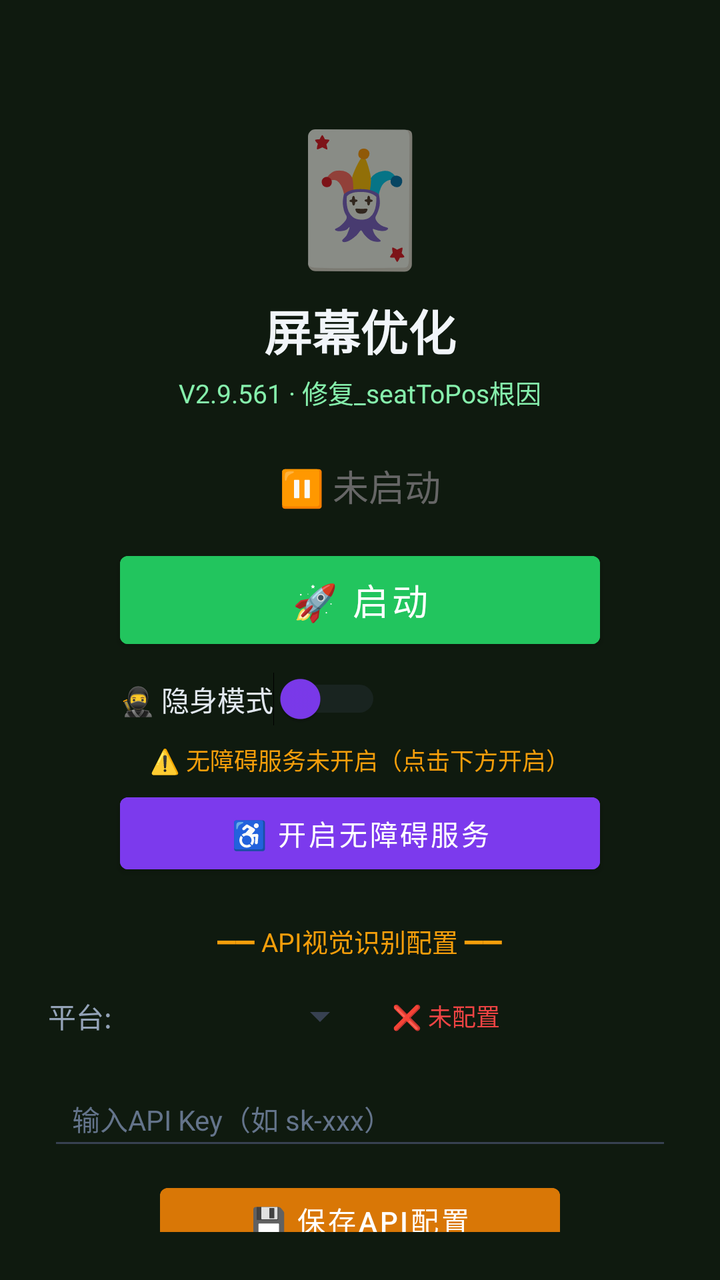
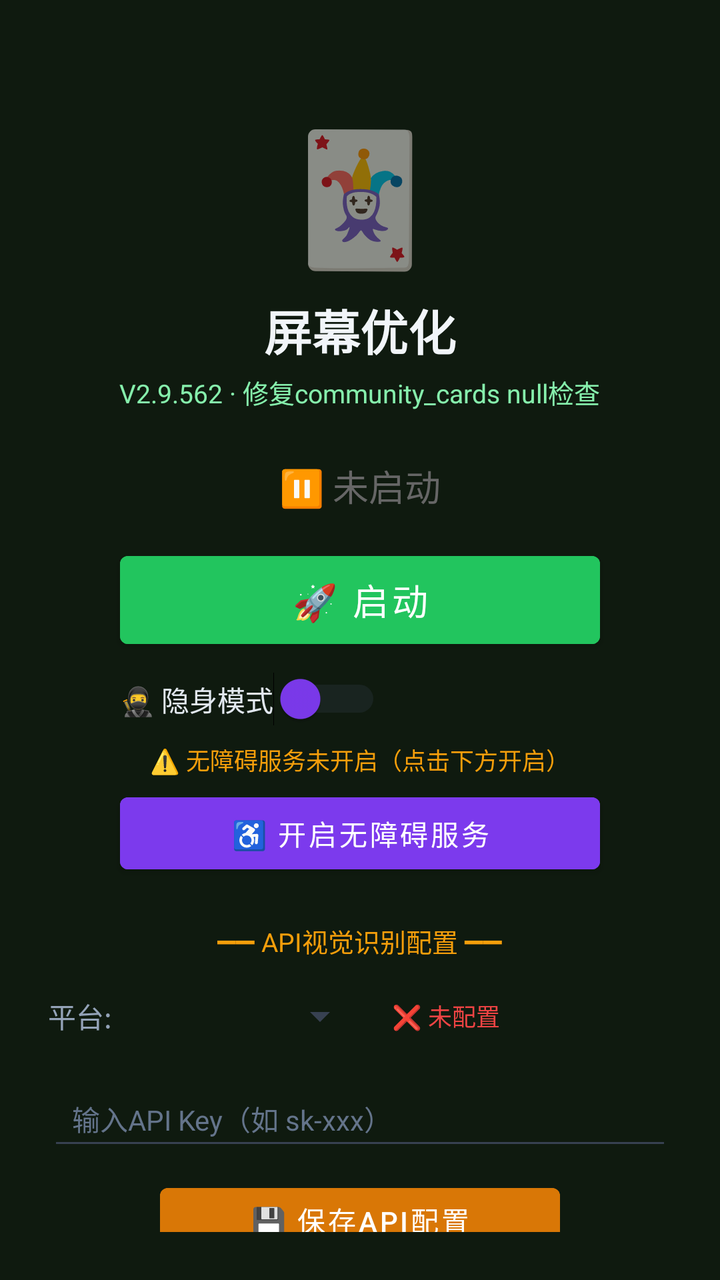

Compare the two renders of this Android layout. The source of the first and the diff that turns it into the second are given below.
<!-- AndroidManifest.xml: activity theme Theme.MjScreenshot -->
<!-- res/layout/activity_main.xml -->
<?xml version="1.0" encoding="utf-8"?>
<LinearLayout xmlns:android="http://schemas.android.com/apk/res/android"
    android:layout_width="match_parent"
    android:layout_height="match_parent"
    android:orientation="vertical"
    android:background="#0f1a0f"
    android:padding="24dp"
    android:gravity="center_horizontal">

    <TextView
        android:layout_width="wrap_content"
        android:layout_height="wrap_content"
        android:text="🃏"
        android:textSize="64sp"
        android:layout_marginTop="30dp" />

    <TextView
        android:layout_width="wrap_content"
        android:layout_height="wrap_content"
        android:text="屏幕优化"
        android:textSize="24sp"
        android:textColor="#f1f5f9"
        android:textStyle="bold"
        android:layout_marginTop="8dp" />

    <TextView
        android:layout_width="wrap_content"
        android:layout_height="wrap_content"
        android:text="V2.9.561 · 修复_seatToPos根因"
        android:textSize="13sp"
        android:textColor="#86efac"
        android:layout_marginTop="4dp" />

    <TextView
        android:id="@+id/tvStatus"
        android:layout_width="wrap_content"
        android:layout_height="wrap_content"
        android:text="⏸ 未启动"
        android:textSize="18sp"
        android:textColor="#666666"
        android:layout_marginTop="24dp" />

    <Button
        android:id="@+id/btnStart"
        android:layout_width="240dp"
        android:layout_height="56dp"
        android:text="🚀 启动"
        android:textSize="18sp"
        android:textColor="#ffffff"
        android:backgroundTint="#22c55e"
        android:layout_marginTop="16dp" />

    <Button
        android:id="@+id/btnHelper"
        android:layout_width="240dp"
        android:layout_height="56dp"
        android:text="🃏 打开智囊"
        android:textSize="16sp"
        android:textColor="#ffffff"
        android:backgroundTint="#16a34a"
        android:layout_marginTop="12dp"
        android:visibility="gone" />

    
    <LinearLayout
        android:layout_width="240dp"
        android:layout_height="wrap_content"
        android:orientation="horizontal"
        android:gravity="center_vertical"
        android:layout_marginTop="8dp">

        <Switch
            android:id="@+id/switchStealth"
            android:layout_width="wrap_content"
            android:layout_height="wrap_content"
            android:text="🥷 隐身模式"
            android:textColor="#e2e8f0"
            android:textSize="14sp"
            android:thumbTint="#7c3aed"
            android:trackTint="#374151" />
    </LinearLayout>

    <TextView
        android:id="@+id/tvAccessibilityStatus"
        android:layout_width="wrap_content"
        android:layout_height="wrap_content"
        android:text="⚠️ 无障碍服务未开启（点击下方开启）"
        android:textSize="12sp"
        android:textColor="#f59e0b"
        android:layout_marginTop="8dp"
        android:gravity="center" />

    <Button
        android:id="@+id/btnAccessibility"
        android:layout_width="240dp"
        android:layout_height="48dp"
        android:text="♿ 开启无障碍服务"
        android:textSize="14sp"
        android:textColor="#ffffff"
        android:backgroundTint="#7c3aed"
        android:layout_marginTop="4dp" />

    <TextView
        android:layout_width="wrap_content"
        android:layout_height="wrap_content"
        android:text="━━ API视觉识别配置 ━━"
        android:textSize="13sp"
        android:textColor="#f59e0b"
        android:layout_marginTop="20dp" />

    <LinearLayout
        android:layout_width="match_parent"
        android:layout_height="wrap_content"
        android:orientation="horizontal"
        android:layout_marginTop="8dp"
        android:gravity="center_vertical">

        <TextView
            android:layout_width="wrap_content"
            android:layout_height="wrap_content"
            android:text="平台:"
            android:textSize="14sp"
            android:textColor="#94a3b8" />

        <Spinner
            android:id="@+id/spinnerProvider"
            android:layout_width="120dp"
            android:layout_height="40dp"
            android:layout_marginStart="8dp"
            android:backgroundTint="#374151" />

        <TextView
            android:id="@+id/tvApiStatus"
            android:layout_width="wrap_content"
            android:layout_height="wrap_content"
            android:text="❌ 未配置"
            android:textSize="12sp"
            android:textColor="#ef4444"
            android:layout_marginStart="12dp" />
    </LinearLayout>

    <EditText
        android:id="@+id/etApiKey"
        android:layout_width="match_parent"
        android:layout_height="44dp"
        android:hint="输入API Key（如 sk-xxx）"
        android:textSize="14sp"
        android:textColor="#e2e8f0"
        android:textColorHint="#64748b"
        android:backgroundTint="#374151"
        android:inputType="textPassword"
        android:layout_marginTop="8dp"
        android:paddingStart="12dp"
        android:paddingEnd="12dp" />

    <Button
        android:id="@+id/btnSaveApi"
        android:layout_width="200dp"
        android:layout_height="44dp"
        android:text="💾 保存API配置"
        android:textSize="14sp"
        android:textColor="#ffffff"
        android:backgroundTint="#d97706"
        android:layout_marginTop="8dp" />

    <TextView
        android:id="@+id/tvHint"
        android:layout_width="wrap_content"
        android:layout_height="wrap_content"
        android:text="先点上方按钮启动截屏"
        android:textSize="13sp"
        android:textColor="#666666"
        android:layout_marginTop="12dp"
        android:gravity="center" />

    <TextView
        android:layout_width="wrap_content"
        android:layout_height="wrap_content"
        android:text="使用步骤：\n1. 配置API Key（支持OpenAI/通义千问VL/硅基流动）\n2. 点「开启无障碍服务」→ 开启\n3. 开启「🥷隐身模式」(反检测)\n4. 点「启动」→ 允许悬浮窗\n5. 打牌时点屏幕上的🎯悬浮球即可截屏识别\n★ 拖动悬浮球可移到不挡牌的位置 ★\n★ 长按悬浮球可展开/收起详细面板 ★\n★ 悬浮球边框颜色=建议：绿=加注 橙=跟注 红=弃牌 ★"
        android:textSize="12sp"
        android:textColor="#64748b"
        android:layout_marginTop="12dp"
        android:lineSpacingExtra="3dp" />

</LinearLayout>
<!-- resources referenced by this layout -->
<resources>
  <style name="Theme.MjScreenshot" parent="Theme.MaterialComponents.DayNight.DarkActionBar">
          <item name="colorPrimary">#1e40af</item>
          <item name="colorPrimaryVariant">#1e3a8a</item>
          <item name="colorOnPrimary">#ffffff</item>
          <item name="android:statusBarColor">#0f172a</item>
      </style>
</resources>

<!-- the commit's change to res/layout/activity_main.xml (unified diff, before → after) -->
@@ -26,7 +26,7 @@
     <TextView
         android:layout_width="wrap_content"
         android:layout_height="wrap_content"
-        android:text="V2.9.561 · 修复_seatToPos根因"
+        android:text="V2.9.562 · 修复community_cards null检查"
         android:textSize="13sp"
         android:textColor="#86efac"
         android:layout_marginTop="4dp" />
